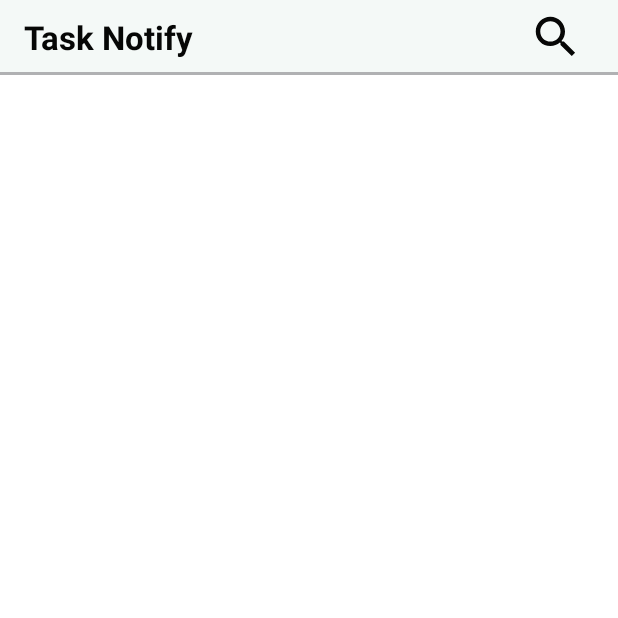
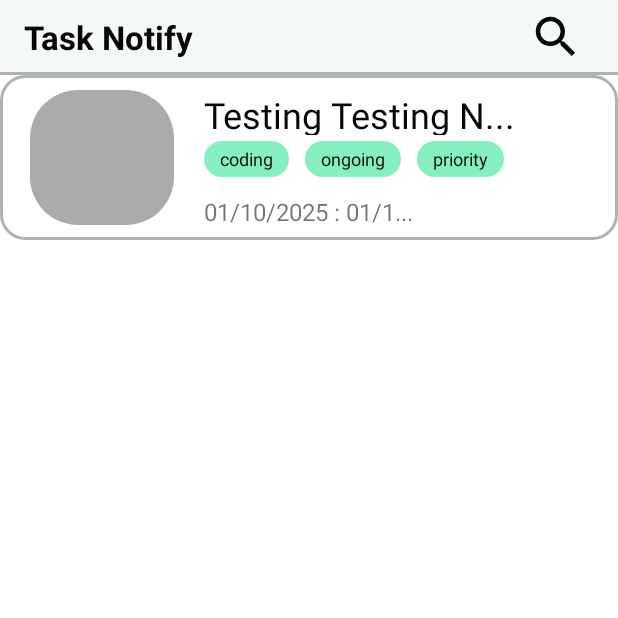
Before and after one commit to IsiahJordan/task-notify, an Android app: the screen it shows after launch (TaskActivity), on a phone screen of 412 x 824 dp, the top half of it. Run offline under Robolectric (Android 15) with nearby library versions, the phone set to English and light mode, and no system bars.

Commit message:
Create card component with placeholder, and text details

```diff
--- /dev/null
+++ b/app/src/main/java/com/example/tasknotify/CardFragment.java
@@ -0,0 +1,130 @@
+package com.example.tasknotify;
+
+import android.os.Bundle;
+
+import androidx.annotation.Nullable;
+import androidx.core.content.ContextCompat;
+import androidx.fragment.app.Fragment;
+
+import android.view.Gravity;
+import android.view.LayoutInflater;
+import android.view.View;
+import android.view.ViewGroup;
+import android.widget.LinearLayout;
+import android.widget.TextView;
+
+import androidx.annotation.NonNull;
+
+import java.util.Objects;
+
+public class CardFragment extends Fragment {
+
+    private static final String ARG_TITLE = "title";
+    private static final String ARG_CHIP = "categories";
+    private static final String ARG_DATE1 = "startDate",  ARG_DATE2 = "endDate";
+
+    private TextView textTitle, textRange;
+    private LinearLayout category_container;
+
+    private static String title_arg, start_date_arg, end_date_arg;
+    private static String[] categories_arg;
+
+
+    public CardFragment() {
+
+    }
+
+    public static CardFragment newInstance(String title, String[] categories, String start_date, String end_date) {
+        CardFragment fragment = new CardFragment();
+        Bundle args = new Bundle();
+        args.putString(ARG_TITLE, title);
+        args.putStringArray(ARG_CHIP, categories);
+        args.putString(ARG_DATE1, start_date);
+        args.putString(ARG_DATE2, end_date);
+        fragment.setArguments(args);
+        return fragment;
+    }
+
+    private void replaceText(TextView view, String... texts) {
+        if (texts != null) {
+            String replace = "";
+
+            int max_length = 20; // this is to monitor text size
+            int curr_length = 0;
+
+            for (String text : texts) {
+                if (curr_length + text.length() >= max_length) {
+                    replace = replace.concat(text.substring(0, max_length - curr_length));
+
+                    // this to add suffix expression
+                    replace = replace.substring(0, replace.length() - 3);
+                    replace = replace.concat("...");
+                    break;
+                }
+
+                replace = replace.concat(text);
+                replace = replace.concat(" ");
+                curr_length = replace.length();
+            }
+
+            view.setText(replace);
+        }
+    }
+
+    private void createChips(String[] chips, LinearLayout container) {
+        if (chips != null) {
+            for (String chip : chips) {
+                TextView view = new TextView(requireActivity().getApplicationContext());
+
+                view.setId(View.generateViewId());
+                view.setText(chip);
+                view.setTextSize(12);
+                view.setTextColor(ContextCompat.getColor(requireActivity(), R.color.text));
+                view.setBackgroundResource(R.drawable.tag_background);
+                view.setPadding(16, 0, 16, 0);
+                view.setGravity(Gravity.CENTER_VERTICAL);
+
+                LinearLayout.LayoutParams params = new LinearLayout.LayoutParams(
+                        ViewGroup.LayoutParams.WRAP_CONTENT,
+                        ViewGroup.LayoutParams.MATCH_PARENT
+                    );
+
+                params.setMarginEnd(16);
+
+                view.setLayoutParams(params);
+                container.addView(view);
+            }
+        }
+    }
+
+    @Override
+    public void onCreate(Bundle savedInstanceState) {
+        super.onCreate(savedInstanceState);
+
+        if (getArguments() != null) {
+            title_arg = getArguments().getString(ARG_TITLE);
+            categories_arg = getArguments().getStringArray(ARG_CHIP);
+            start_date_arg = getArguments().getString(ARG_DATE1);
+            end_date_arg = getArguments().getString(ARG_DATE2);
+        }
+    }
+
+    @Override
+    public View onCreateView(LayoutInflater inflater, ViewGroup container,
+                             Bundle savedInstanceState) {
+        // Inflate the layout for this fragment
+        return inflater.inflate(R.layout.fragment_card, container, false);
+    }
+
+    @Override
+    public void onViewCreated(@NonNull View view, @Nullable Bundle savedInstanceState) {
+        super.onViewCreated(view, savedInstanceState);
+        textTitle = (TextView) view.findViewById(R.id.card_title);
+        textRange = (TextView) view.findViewById(R.id.card_range);
+        category_container = (LinearLayout) view.findViewById(R.id.card_chips);
+
+        replaceText(textTitle, title_arg);
+        replaceText(textRange, start_date_arg, end_date_arg);
+        createChips(categories_arg, category_container);
+    }
+}
--- a/app/src/main/java/com/example/tasknotify/TaskActivity.java
+++ b/app/src/main/java/com/example/tasknotify/TaskActivity.java
@@ -7,6 +7,7 @@ import androidx.appcompat.app.AppCompatActivity;
 import androidx.core.graphics.Insets;
 import androidx.core.view.ViewCompat;
 import androidx.core.view.WindowInsetsCompat;
+import androidx.fragment.app.Fragment;
 import androidx.fragment.app.FragmentManager;
 import androidx.fragment.app.FragmentTransaction;
 
@@ -24,12 +25,25 @@ public class TaskActivity extends AppCompatActivity {
             return insets;
         });
 
-        if (savedInstanceState == null) {
-            ActionBarFragment fragment = new ActionBarFragment();
+        onCreateFragments(savedInstanceState, new ActionBarFragment(), R.id.fragment_action_bar);
+
+        onCreateFragments(
+                savedInstanceState,
+                CardFragment.newInstance(
+                        "Testing Testing Natin Gaano Kahaba kaya nya",
+                        new String[]{"coding", "ongoing", "priority"},
+                        "01/10/2025 :",
+                        "01/11/2025"),
+                R.id.fragment_card);
+
+    }
+
+    private void onCreateFragments(Bundle instance, Fragment fragment, int frag_id) {
+        if (instance == null) {
 
             FragmentManager manager = getSupportFragmentManager();
             FragmentTransaction transaction = manager.beginTransaction();
-            transaction.add(R.id.fragment_action_bar, fragment);
+            transaction.add(frag_id, fragment);
             transaction.commit();
         }
     }
--- /dev/null
+++ b/app/src/main/res/drawable/full_border_shape.xml
@@ -0,0 +1,10 @@
+<?xml version="1.0" encoding="utf-8"?>
+<shape xmlns:android="http://schemas.android.com/apk/res/android"
+    android:shape="rectangle">
+
+    <stroke
+        android:color="@color/border"
+        android:width="2dp"/>
+
+    <corners android:radius="16dp"/>
+</shape>
--- /dev/null
+++ b/app/src/main/res/drawable/ic_placeholder.xml
@@ -0,0 +1,7 @@
+<?xml version="1.0" encoding="utf-8"?>
+<shape xmlns:android="http://schemas.android.com/apk/res/android"
+    android:shape="rectangle">
+    <solid android:color="@color/black"/>
+    <corners android:radius="32dp"/>
+
+</shape>
--- /dev/null
+++ b/app/src/main/res/drawable/tag_background.xml
@@ -0,0 +1,7 @@
+<?xml version="1.0" encoding="utf-8"?>
+<shape xmlns:android="http://schemas.android.com/apk/res/android"
+    android:shape="rectangle">
+
+    <solid android:color="@color/secondary"/>
+    <corners android:radius="28dp"/>
+</shape>
--- a/app/src/main/res/layout/activity_task.xml
+++ b/app/src/main/res/layout/activity_task.xml
@@ -14,4 +14,12 @@
         app:layout_constraintEnd_toEndOf="parent"
         app:layout_constraintStart_toStartOf="parent"
         app:layout_constraintTop_toTopOf="parent" />
+
+    <FrameLayout
+        android:id="@+id/fragment_card"
+        android:layout_width="match_parent"
+        android:layout_height="wrap_content"
+        app:layout_constraintEnd_toEndOf="parent"
+        app:layout_constraintStart_toStartOf="parent"
+        app:layout_constraintTop_toBottomOf="@id/fragment_action_bar" />
 </androidx.constraintlayout.widget.ConstraintLayout>
--- /dev/null
+++ b/app/src/main/res/layout/fragment_card.xml
@@ -0,0 +1,65 @@
+<androidx.constraintlayout.widget.ConstraintLayout xmlns:android="http://schemas.android.com/apk/res/android"
+    xmlns:app="http://schemas.android.com/apk/res-auto"
+    android:layout_width="match_parent"
+    android:layout_height="110dp"
+    xmlns:tools="http://schemas.android.com/tools"
+    android:background="@drawable/full_border_shape"
+    tools:context=".CardFragment">
+
+    <ImageView
+        android:id="@+id/card_icon"
+        android:layout_width="0dp"
+        android:layout_height="match_parent"
+        android:src="@drawable/ic_placeholder"
+        android:contentDescription="@string/card_icon"
+        android:paddingTop="10dp"
+        android:paddingBottom="10dp"
+        android:paddingStart="20dp"
+        android:paddingEnd="20dp"
+        android:alpha="0.33"
+        app:layout_constraintStart_toStartOf="parent"
+        app:layout_constraintEnd_toStartOf="@+id/card_text"
+        app:layout_constraintWidth_percent="0.33"/>
+
+    <LinearLayout
+        android:id="@+id/card_text"
+        android:layout_width="0dp"
+        android:layout_height="match_parent"
+        android:orientation="vertical"
+        app:layout_constraintStart_toEndOf="@id/card_icon"
+        app:layout_constraintEnd_toEndOf="parent"
+        android:paddingTop="10dp"
+        android:paddingBottom="10dp">
+
+        <TextView
+            android:id="@+id/card_title"
+            android:layout_width="match_parent"
+            android:layout_height="0dp"
+            android:layout_weight="1.5"
+            android:text="@string/title_hint"
+            android:textSize="24sp"
+            android:textColor="@color/text"/>
+
+        <LinearLayout
+            android:id="@+id/card_chips"
+            android:layout_width="match_parent"
+            android:layout_height="0dp"
+            android:layout_weight="2"
+            android:orientation="horizontal"
+            android:paddingTop="4dp"
+            android:paddingBottom="12dp">
+
+        </LinearLayout>
+
+        <TextView
+            android:id="@+id/card_range"
+            android:layout_width="match_parent"
+            android:layout_height="0dp"
+            android:layout_weight="1"
+            android:text="@string/date_range"
+            android:textSize="16sp"/>
+
+    </LinearLayout>
+
+
+</androidx.constraintlayout.widget.ConstraintLayout>
--- a/app/src/main/res/values/strings.xml
+++ b/app/src/main/res/values/strings.xml
@@ -2,4 +2,10 @@
     <string name="app_name">Task Notify</string>
     <string name="hello_blank_fragment">Hello blank fragment</string>
     <string name="search_icon">Search Icon</string>
+    <string name="card_icon">Card Icon</string>
+    <string name="title_hint">Untitled</string>
+    <string name="tag_hint">unknown</string>
+    <string name="date_range">
+        Jan-01-2025 : Dec-01-2025
+    </string>
 </resources>
```
